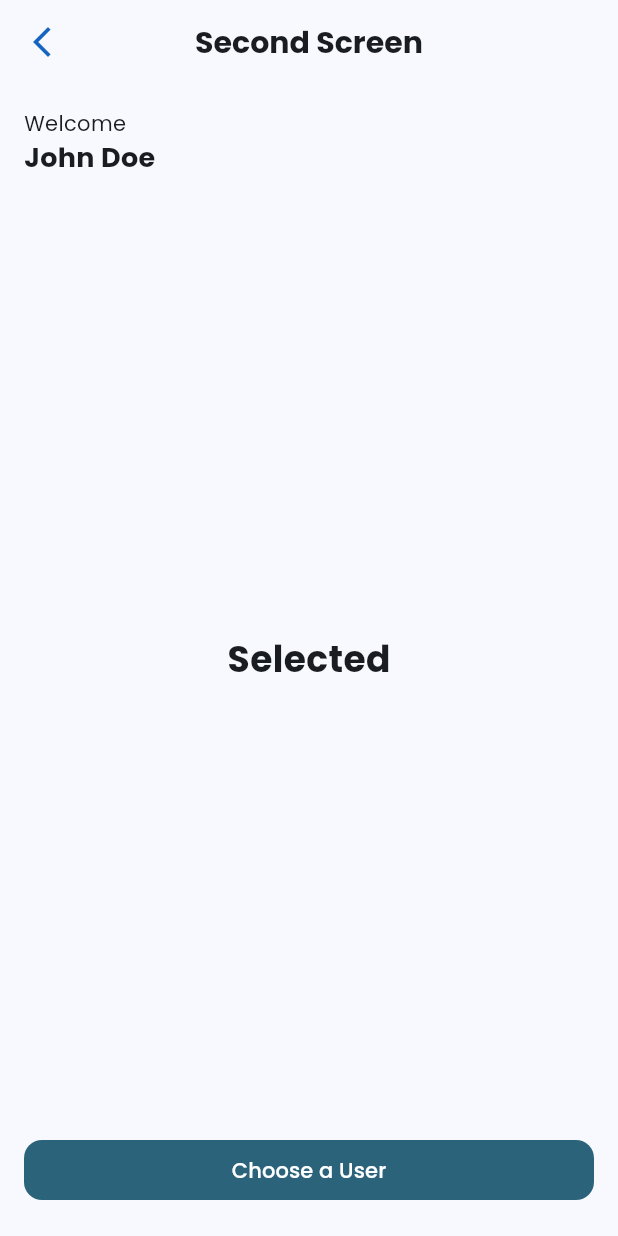
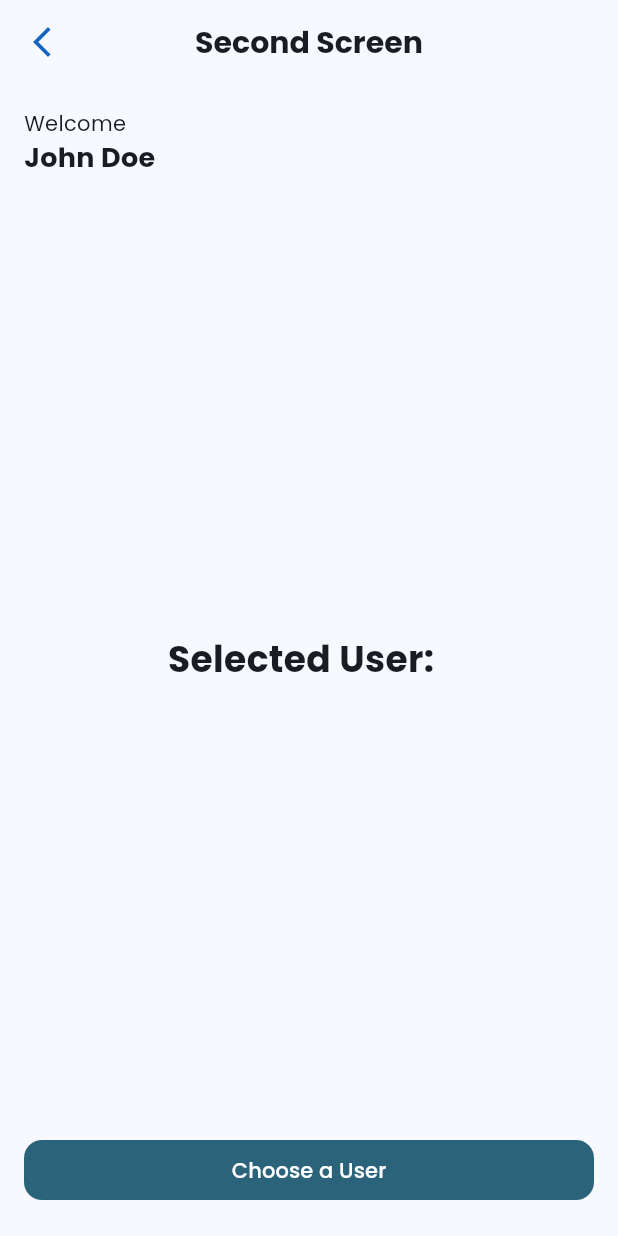
Before and after one commit to bootloopmaster636/palindrome_etc_test, a Flutter app: the SecondScreen screen opened directly, on a phone screen of 412 x 824 dp. Run offline on Flutter 3.47's test engine with Material 3 defaults, Android fonts, the phone set to English and light mode, and no system bars; our stand-ins replace cached_network_image, freezed_annotation, gap, get, google_fonts, logger and 2 more.

Commit message:
feat: add current user selection

```diff
--- a/lib/logic/user_logic.dart
+++ b/lib/logic/user_logic.dart
@@ -4,6 +4,12 @@ import 'package:suitmedia_test/data/model/users.dart';
 
 class UserController extends GetxController {
   final usersList = <UserModel>[].obs;
+  final selectedUser = const UserModel(
+    imageUrl: '',
+    firstName: '',
+    lastName: '',
+    email: '',
+  ).obs;
   int total = 0;
 
   Future<void> getUsers({int? page, int? perPage}) async {
@@ -27,6 +33,10 @@ class UserController extends GetxController {
     return getUsers(page: 1);
   }
 
+  Future<void> selectUser(UserModel user) async {
+    selectedUser.value = user;
+  }
+
   void resetUsers() {
     usersList.clear();
   }
--- a/lib/screen/second_screen.dart
+++ b/lib/screen/second_screen.dart
@@ -1,5 +1,7 @@
 import 'package:flutter/material.dart';
 import 'package:gap/gap.dart';
+import 'package:get/get.dart';
+import 'package:suitmedia_test/logic/user_logic.dart';
 import 'package:suitmedia_test/screen/third_screen.dart';
 import 'package:tinycolor2/tinycolor2.dart';
 
@@ -82,11 +84,14 @@ class SelectedUser extends StatelessWidget {
 
   @override
   Widget build(BuildContext context) {
-    return const Expanded(
-      child: Center(
-        child: Text(
-          'Selected',
-          style: TextStyle(fontWeight: FontWeight.bold, fontSize: 24),
+    final controller = Get.put(UserController());
+    return Obx(
+      () => Expanded(
+        child: Center(
+          child: Text(
+            'Selected User: ${controller.selectedUser.value.firstName} ${controller.selectedUser.value.lastName}',
+            style: const TextStyle(fontWeight: FontWeight.bold, fontSize: 24),
+          ),
         ),
       ),
     );
--- a/pubspec.yaml
+++ b/pubspec.yaml
@@ -22,6 +22,7 @@ dependencies:
   get: ^4.6.6
   logger: ^2.4.0
   json_annotation: ^4.9.0
+  toastification: ^2.1.0
 
 dev_dependencies:
   flutter_test:
```
Also changed, not shown: lib/screen/third_screen.dart (+20 -1 lines), lib/logic/profile_logic.dart (added), pubspec.lock.
